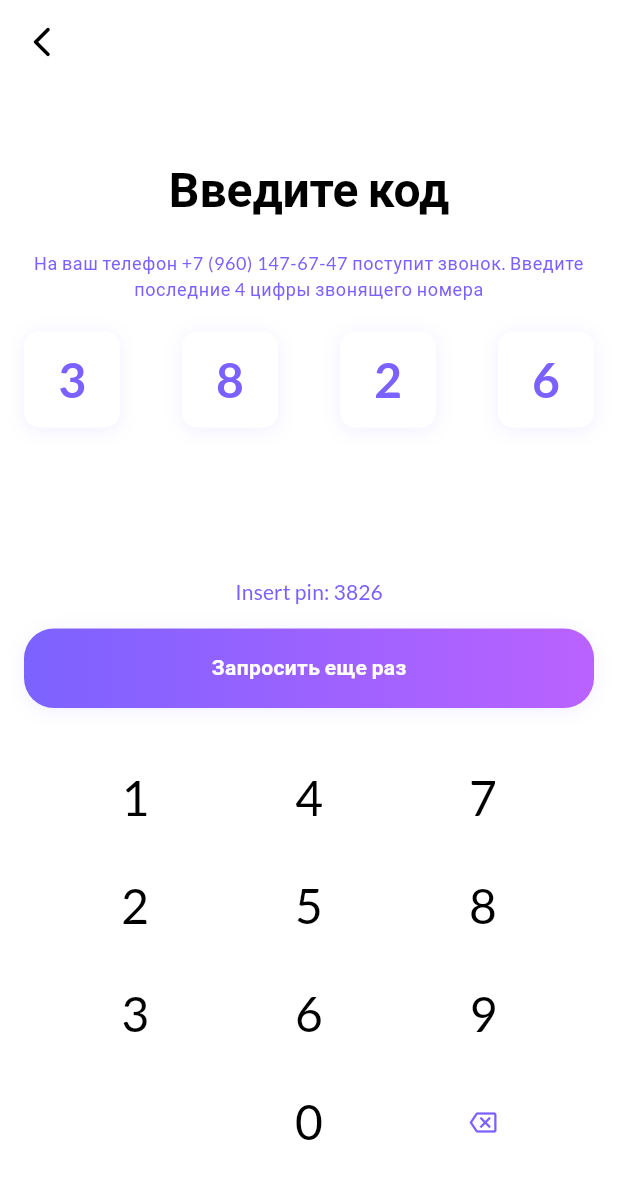
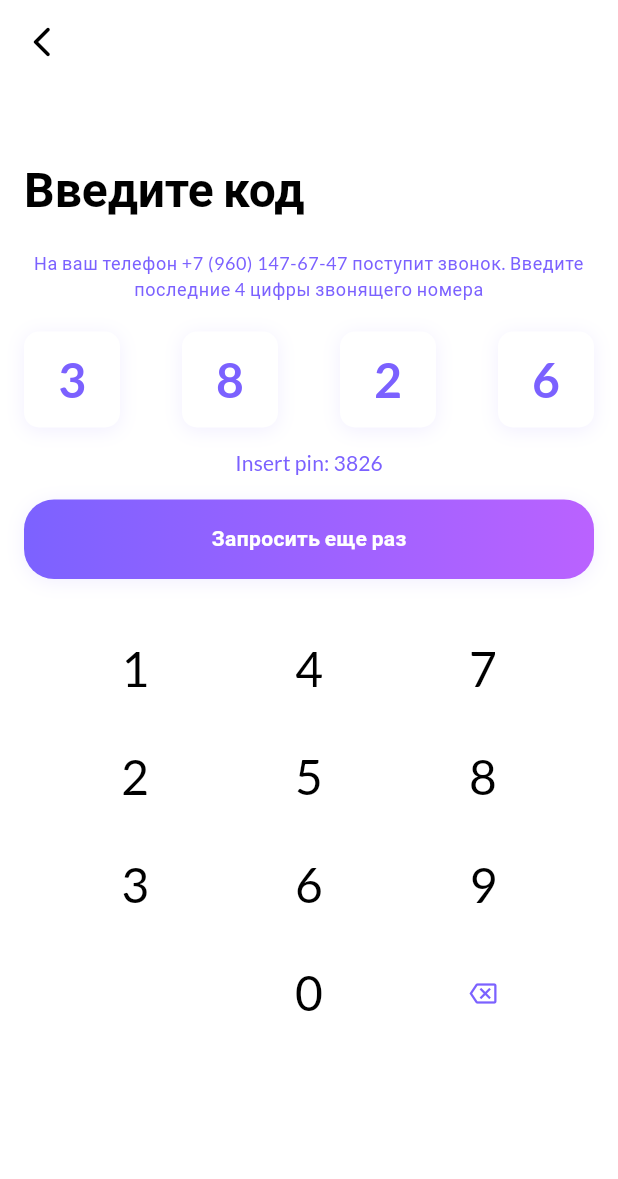
Before and after one commit to ytskk/pin_input, a Flutter app: the screen it shows after launch, after a tap on "Insert pin: 3826", on a phone screen of 412 x 824 dp. Shown: the top 1179 px of the screen. Run offline on Flutter 3.47's test engine with Material 2 defaults, Android fonts, the phone set to English and light mode, and no system bars; our stand-ins replace google_fonts.

Commit message:
adaptivity fixes

```diff
--- a/lib/features/pin/pin_input_controller.dart
+++ b/lib/features/pin/pin_input_controller.dart
@@ -20,6 +20,8 @@ class PinController extends ChangeNotifier {
   String get pin => _pinValues.join();
 
   void addValue(String value) {
+    if (isComplete()) return;
+
     _pinValues[_currentIndex] = value;
     _currentIndex += 1;
 
--- a/lib/features/pin/pin_input_page.dart
+++ b/lib/features/pin/pin_input_page.dart
@@ -34,9 +34,8 @@ class PinInputPage extends StatelessWidget {
         ),
         body: SafeArea(
           bottom: false,
-          child: Padding(
+          child: ListView(
             padding: const EdgeInsets.symmetric(horizontal: 16),
-            child: Column(
             children: [
               const SizedBox(height: 50),
               Text(
@@ -62,7 +61,7 @@ class PinInputPage extends StatelessWidget {
                   values: value.pinValues,
                 ),
               ),
-                const Spacer(),
+              // const Spacer(),
               Consumer<PinController>(builder: (context, value, child) {
                 return Column(
                   children: [
@@ -91,14 +90,10 @@ class PinInputPage extends StatelessWidget {
                   return NumericKeyboard(
                     padding: const EdgeInsets.symmetric(horizontal: 16),
                     runSpacing: 16,
-                      onDigitPressed: value.isComplete()
-                          ? null
-                          : (digit) {
+                    onDigitPressed: (digit) {
                       value.addValue(digit);
                     },
-                      onRemovePressed: value.isEmpty()
-                          ? null
-                          : () {
+                    onRemovePressed: () {
                       value.removeLastValue();
                     },
                   );
@@ -109,7 +104,6 @@ class PinInputPage extends StatelessWidget {
           ),
         ),
       ),
-      ),
     );
   }
 }
```
Lines whose indentation alone changed are shown as unchanged.
